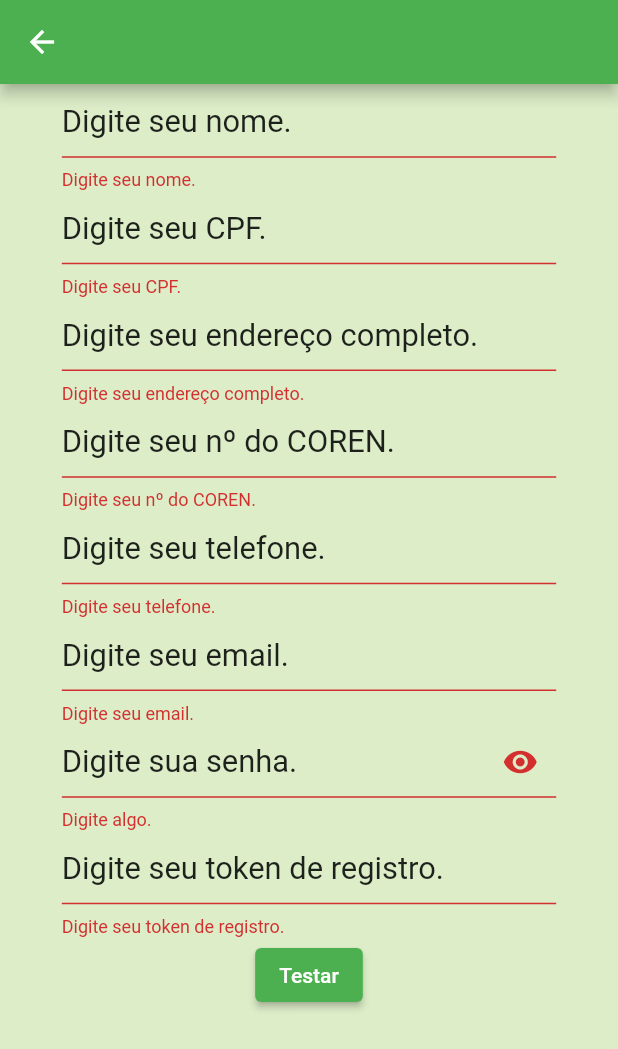
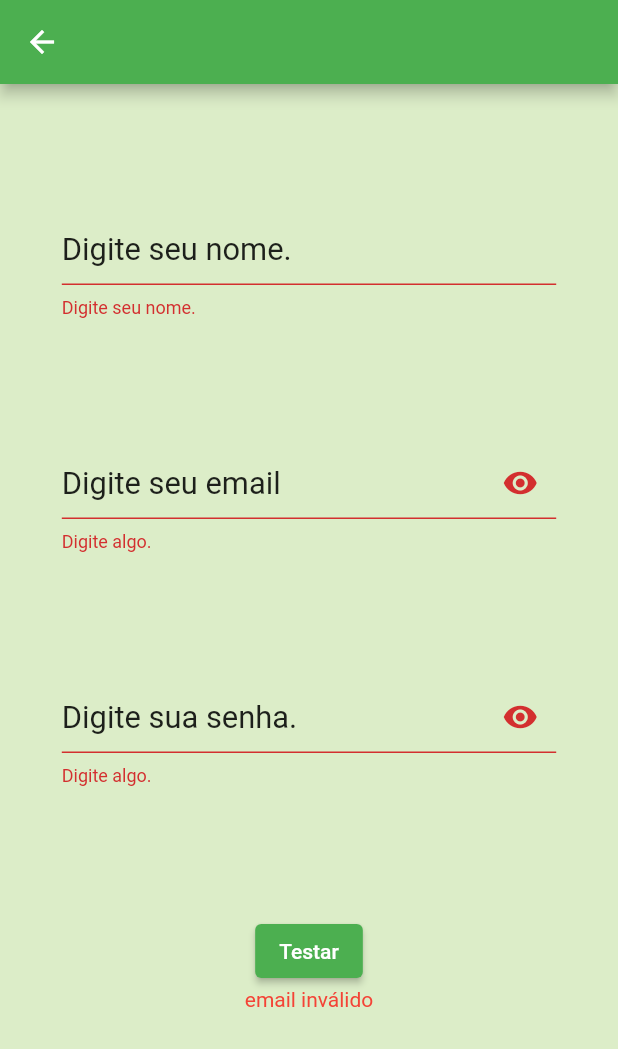
Before and after one commit to mtlira/vaccine-form-scanner, a Flutter app: the CadastroAplicador screen opened directly with empty values, after a tap on "Testar", on a phone screen of 412 x 824 dp. Shown: the top 1049 px of the screen. Run offline on Flutter 3.47's test engine with Material 2 defaults, Android fonts, the phone set to English and light mode, and no system bars; our stand-ins replace cloud_firestore, datetime_picker_formfield, firebase_auth, firebase_core, mask_text_input_formatter, select_form_field; accounts and stored records are empty; network calls fail.

Commit message:
Registro do vacinador e Login implementados

```diff
--- a/lib/TelaCadastroAplicador.dart
+++ b/lib/TelaCadastroAplicador.dart
@@ -1,3 +1,4 @@
+import 'package:aplicativo/auth.dart';
 import 'package:flutter/material.dart';
 import 'conexaoFirestore.dart';
 
@@ -11,9 +12,16 @@ class CadastroAplicador extends StatefulWidget {
 }
 
 class _CadastroAplicadorState extends State<CadastroAplicador> {
+
+  final AuthService _auth = AuthService();
   final _formKey = GlobalKey<FormState>();
+
   bool _obscureText = true;
   String? nome;
+  String email = '';
+  String password = '';
+  String error = '';
+
   Widget _campoInput(String variavelDesejada, Size tamanhoDispositivo) {
     return TextFormField(
       textInputAction: TextInputAction.next,
@@ -49,16 +57,41 @@ class _CadastroAplicadorState extends State<CadastroAplicador> {
                   Spacer(),
                   _campoInput('nome', tamanhoDispositivo),
                   Spacer(),
-                  _campoInput('CPF', tamanhoDispositivo),
+                  //_campoInput('CPF', tamanhoDispositivo),
+                  //Spa/er(),
+                  //_campoInput('endereço completo', tamanhoDispositivo),
+                  //Spacer(),
+                  //_campoInput('nº do COREN', tamanhoDispositivo),
+                  //Spacer(),
+                  //_campoInput('telefone', tamanhoDispositivo),
+                  //Spacer(),
+
+                  TextFormField(
+                    textInputAction: TextInputAction.next,
+                    validator: (val) => val!.isEmpty ? 'Digite algo.' : null,
+                    decoration: InputDecoration(
+                      suffixIcon: IconButton(
+                          icon: Icon(_obscureText
+                              ? Icons.visibility
+                              : Icons.visibility_off),
+                          onPressed: () => setState(() {
+                                _obscureText = !_obscureText;
+                                print('teste');
+                              })),
+                      hintText: "Digite seu email",
+                      hintStyle: Theme.of(context)
+                          .textTheme
+                          .headline5!
+                          .copyWith(fontSize: tamanhoDispositivo.width * .05),
+                      //
+                    ),
+                    obscureText: _obscureText,
+                    onChanged: (val) =>
+                        setState(() => email = val),
+                  ),
+
                   Spacer(),
-                  _campoInput('endereço completo', tamanhoDispositivo),
-                  Spacer(),
-                  _campoInput('nº do COREN', tamanhoDispositivo),
-                  Spacer(),
-                  _campoInput('telefone', tamanhoDispositivo),
-                  Spacer(),
-                  _campoInput('email', tamanhoDispositivo),
-                  Spacer(),
+
                   // Senha e token talvez serão separados, vamos ver isso depois.
                   TextFormField(
                     textInputAction: TextInputAction.next,
@@ -81,18 +114,29 @@ class _CadastroAplicadorState extends State<CadastroAplicador> {
                     ),
                     obscureText: _obscureText,
                     onChanged: (val) =>
-                        setState(() => widget.dadosRegistro!['senha'] = val),
+                        setState(() => password = val),
                   ),
-                  Spacer(),
-                  _campoInput('token de registro', tamanhoDispositivo),
+
+                  //Spacer(),
+                  //_campoInput('token de registro', tamanhoDispositivo),
+
                   Spacer(),
                   ElevatedButton(
                       onPressed: () async {
                         setState(() => _formKey.currentState!.validate());
+                        dynamic result = await _auth.registerWithEmailAndPassword(email, password);
+                        if (result == null){
+                          setState(()=>error = 'email inválido');
+                        }
                         // registroVacinado(nome);
                         print(nome);
                       },
-                      child: Text('Testar'))
+                      child: Text('Testar')),
+
+                  Text(
+                    error,
+                    style: TextStyle(color: Colors.red, fontSize:(14.0)),
+                  ),
                 ],
               ),
             ),
--- /dev/null
+++ b/lib/auth.dart
@@ -0,0 +1,45 @@
+import 'package:aplicativo/user.dart';
+import 'package:firebase_auth/firebase_auth.dart';
+
+class AuthService{
+
+  final FirebaseAuth _auth = FirebaseAuth.instance;
+
+  AppUser? _userFromFirebase(User user) {
+
+    return user != null ? AppUser(uid: user.uid) : null;
+
+  }
+
+  Future signInWithEmailAndPassword (String email, String password) async{
+    try{
+      UserCredential result = await _auth.signInWithEmailAndPassword(email: email, password: password);
+      User? user = result.user;
+      return _userFromFirebase(user!);
+    }catch(e){
+      print(e.toString());
+      return null;
+    }
+  }
+
+  Future registerWithEmailAndPassword (String email, String password) async{
+    try{
+      UserCredential result = await _auth.createUserWithEmailAndPassword(email: email, password: password);
+      User? user = result.user;
+      return _userFromFirebase(user!);
+    }catch(e){
+      print(e.toString());
+      return null;
+    }
+  }
+
+  Future signOut() async{
+    try{
+      return await _auth.signOut();
+    }catch(e){
+      print (e.toString());
+      return null;
+    }
+  }
+
+}
--- /dev/null
+++ b/lib/user.dart
@@ -0,0 +1,7 @@
+class AppUser {
+
+  final String? uid;
+
+  AppUser({this.uid});
+
+}
```
Also changed, not shown: lib/TelaLogin.dart (+33 -3 lines), pubspec.lock.
